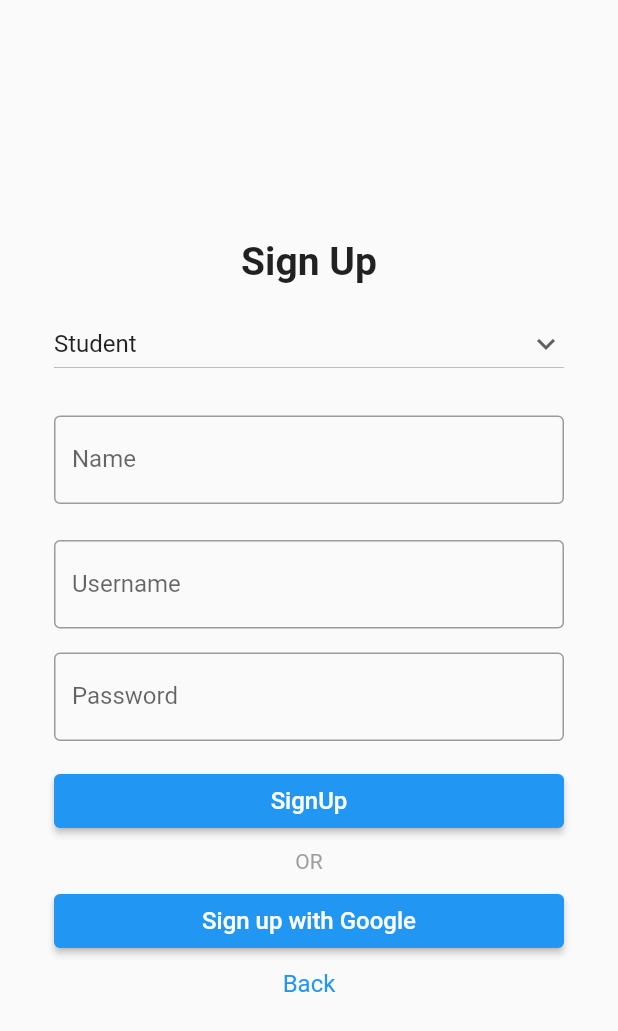
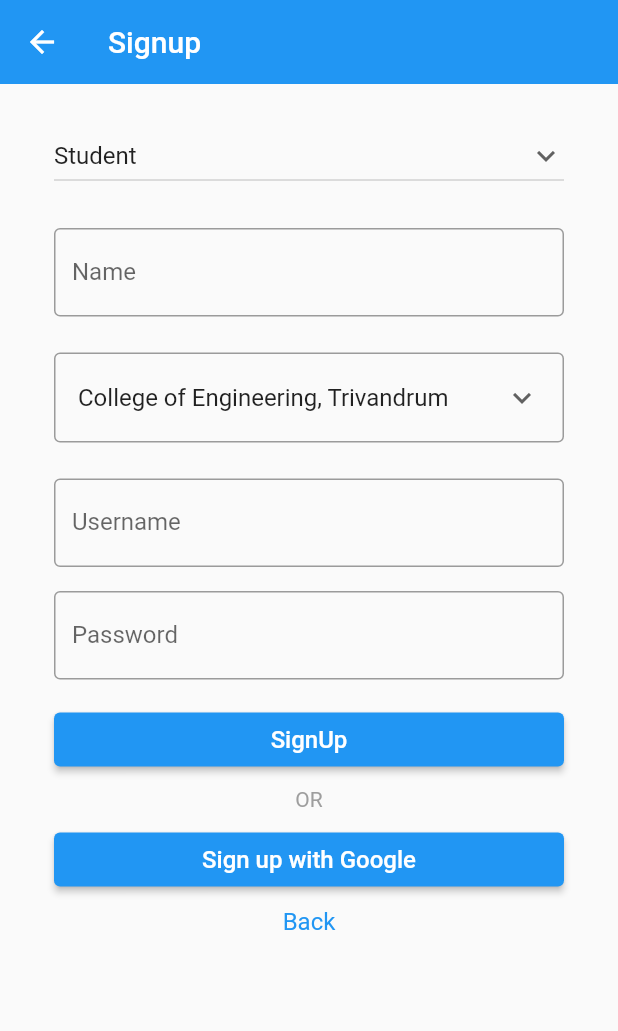
Before and after one commit to nirans2002/hack.app, a Flutter app: the SignupScreen screen opened by its route, on a phone screen of 412 x 824 dp. Shown: the top 1031 px of the screen. Run offline on Flutter 3.47's test engine with Material 2 defaults, Android fonts, the phone set to English and light mode, and no system bars; our stand-ins replace cached_network_image, firebase_auth, firebase_core, google_fonts, settings_ui; missing offline and left inert: razorpay_flutter; accounts and stored records are empty.

Commit message:
Sign Up added

```diff
--- a/lib/screens/signup_screen.dart
+++ b/lib/screens/signup_screen.dart
@@ -12,6 +12,7 @@ class SignupScreen extends StatefulWidget {
 
 class _SignupScreen extends State<SignupScreen> {
   String dropdownvalue = 'Student';
+  String dropdownvalueC = 'College of Engineering, Trivandrum';
   final _textN = TextEditingController();
   bool _validateN = false;
   final _textU = TextEditingController();
@@ -31,26 +32,24 @@ class _SignupScreen extends State<SignupScreen> {
       'Club',
       // 'Admin',
     ];
-    final auth = Provider.of<AuthenticationService>(context,listen: false);
+    var colleges = [
+      'College of Engineering, Trivandrum',
+      'Other',
+    ];
+    final auth = Provider.of<AuthenticationService>(context, listen: false);
 
     return Scaffold(
-      body: Container(
+      appBar: AppBar(
+        title: Text('Signup'),
+        elevation: 0,
+      ),
+      body: SingleChildScrollView(
+        child: Container(
             margin: const EdgeInsets.fromLTRB(20, 8, 20, 8),
             child: Column(
               mainAxisAlignment: MainAxisAlignment.center,
               crossAxisAlignment: CrossAxisAlignment.stretch,
               children: [
-              // Title
-              const Center(
-                child: Text(
-                  'Sign Up',
-                  style: TextStyle(
-                    fontWeight: FontWeight.bold,
-                    fontSize: 26,
-                  ),
-                ),
-              ),
-
                 // Form
                 Form(
                   child: Column(
@@ -93,6 +92,35 @@ class _SignupScreen extends State<SignupScreen> {
                           },
                         ),
                       ),
+                      Padding(
+                        padding: const EdgeInsets.fromLTRB(16, 16, 16, 8),
+                        child: InputDecorator(
+                          decoration: const InputDecoration(
+                            border: OutlineInputBorder(),
+                            contentPadding: EdgeInsets.symmetric(
+                              vertical: 6,
+                              horizontal: 16,
+                            ),
+                          ),
+                          child: DropdownButton(
+                            isExpanded: true,
+                            underline: Container(),
+                            value: dropdownvalueC,
+                            icon: const Icon(Icons.keyboard_arrow_down),
+                            onChanged: (dynamic newValue) {
+                              setState(() {
+                                dropdownvalueC = newValue!;
+                              });
+                            },
+                            items: colleges.map((String colleges) {
+                              return DropdownMenuItem(
+                                value: colleges,
+                                child: Text(colleges),
+                              );
+                            }).toList(),
+                          ),
+                        ),
+                      ),
 
                       // Username
                       Padding(
@@ -123,7 +151,8 @@ class _SignupScreen extends State<SignupScreen> {
                             decoration: InputDecoration(
                               border: const OutlineInputBorder(),
                               labelText: 'Password',
-                            errorText: _validateP ? 'Password required' : null,
+                              errorText:
+                                  _validateP ? 'Password required' : null,
                             ),
                             validator: (value) {
                               if (value == null) {
@@ -228,6 +257,7 @@ class _SignupScreen extends State<SignupScreen> {
                 ),
               ],
             )),
+      ),
     );
   }
 }
```
Lines whose indentation alone changed are shown as unchanged.
